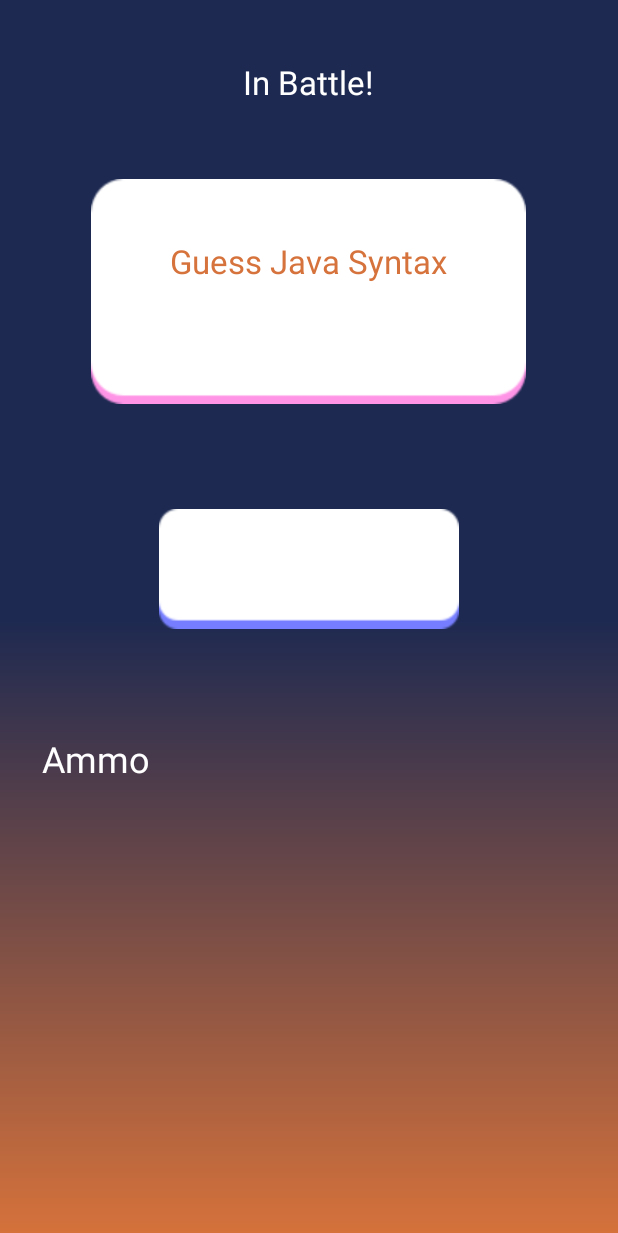
After one commit to mildProcrastinator/hello-world, an Android app: the QuestionActivity screen opened directly, with no data from a screen before it, on a phone screen of 412 x 824 dp. The commit adds this screen. Shown: the top 1233 px of the screen. Run offline under Robolectric (Android 15) with nearby library versions, the phone set to English and light mode, and no system bars.

Commit message:
background

```diff
--- a/MarsRover/app/src/main/AndroidManifest.xml
+++ b/MarsRover/app/src/main/AndroidManifest.xml
@@ -9,6 +9,7 @@
         android:roundIcon="@mipmap/ic_launcher_round"
         android:supportsRtl="true"
         android:theme="@style/AppTheme">
+        <activity android:name=".Controller.QuestionActivity"></activity>
         <activity android:name=".MainActivity">
             <intent-filter>
                 <action android:name="android.intent.action.MAIN" />
--- /dev/null
+++ b/MarsRover/app/src/main/java/com/GroupAssignment/marsrover/Controller/QuestionActivity.java
@@ -0,0 +1,15 @@
+package com.GroupAssignment.marsrover.Controller;
+
+import androidx.appcompat.app.AppCompatActivity;
+import android.os.Bundle;
+
+import com.GroupAssignment.marsrover.R;
+
+public class QuestionActivity extends AppCompatActivity {
+
+    @Override
+    protected void onCreate(Bundle savedInstanceState) {
+        super.onCreate(savedInstanceState);
+        setContentView(R.layout.activity_question);
+    }
+}
--- /dev/null
+++ b/MarsRover/app/src/main/res/layout/activity_question.xml
@@ -0,0 +1,77 @@
+<?xml version="1.0" encoding="utf-8"?>
+<LinearLayout xmlns:android="http://schemas.android.com/apk/res/android"
+    xmlns:app="http://schemas.android.com/apk/res-auto"
+    xmlns:tools="http://schemas.android.com/tools"
+    android:layout_width="match_parent"
+    android:layout_height="match_parent"
+    android:background="@drawable/bgapp"
+    android:orientation="vertical"
+    tools:context=".Controller.QuestionActivity">
+
+    <TextView
+        android:id="@+id/textScreen"
+        android:layout_marginTop="40dp"
+        android:layout_width="wrap_content"
+        android:layout_height="wrap_content"
+        android:layout_gravity="center"
+        android:text="In Battle!"
+        android:textColor="#FFF"
+        android:textSize="22sp" />
+
+    <LinearLayout
+        android:layout_marginTop="50dp"
+        android:layout_gravity="center"
+        android:background="@drawable/bgquestion"
+        android:orientation="vertical"
+        android:layout_width="290dp"
+        android:layout_height="150dp">
+        <TextView
+            android:textAlignment="center"
+            android:id="@+id/textQuestion"
+            android:layout_marginTop="40dp"
+            android:layout_width="200dp"
+            android:lineSpacingExtra="6dp"
+            android:layout_height="wrap_content"
+            android:layout_gravity="center"
+            android:text="Guess Java Syntax"
+            android:textColor="#D6723B"
+            android:textSize="22sp" />
+
+    </LinearLayout>
+
+    <EditText
+        android:id="@+id/editText"
+        android:padding="10dp"
+        android:clickable="false"
+        android:focusable="false"
+        android:textColor="#D6723B"
+        android:textSize="32sp"
+        android:layout_marginTop="70dp"
+        android:layout_marginBottom="70dp"
+        android:layout_gravity="center"
+        android:gravity="center"
+        android:background="@drawable/bgpurple"
+        android:layout_width="200dp"
+        android:layout_height="80dp" />
+
+    <TextView
+        android:id="@+id/textTitle"
+        android:text="Ammo"
+        android:textSize="24sp"
+        android:textColor="#FFF"
+        android:layout_marginRight="28dp"
+        android:layout_marginLeft="28dp"
+        android:layout_width="match_parent"
+        android:layout_height="wrap_content"
+        android:layout_marginBottom="16dp"
+        />
+
+    <LinearLayout
+        android:id="@+id/layoutParent"
+        android:layout_marginLeft="24dp"
+        android:layout_marginRight="24dp"
+        android:orientation="horizontal"
+        android:layout_width="match_parent"
+        android:layout_height="wrap_content"/>
+
+</LinearLayout>
```
Also changed, not shown: MarsRover/app/src/main/java/com/GroupAssignment/marsrover/MainActivity.java (+0 -34 lines), MarsRover/app/src/main/res/layout/activity_main.xml (+12 -66 lines), MarsRover/app/src/main/res/drawable/background.png (added), MarsRover/app/src/main/res/drawable/bgMars.png (added).
